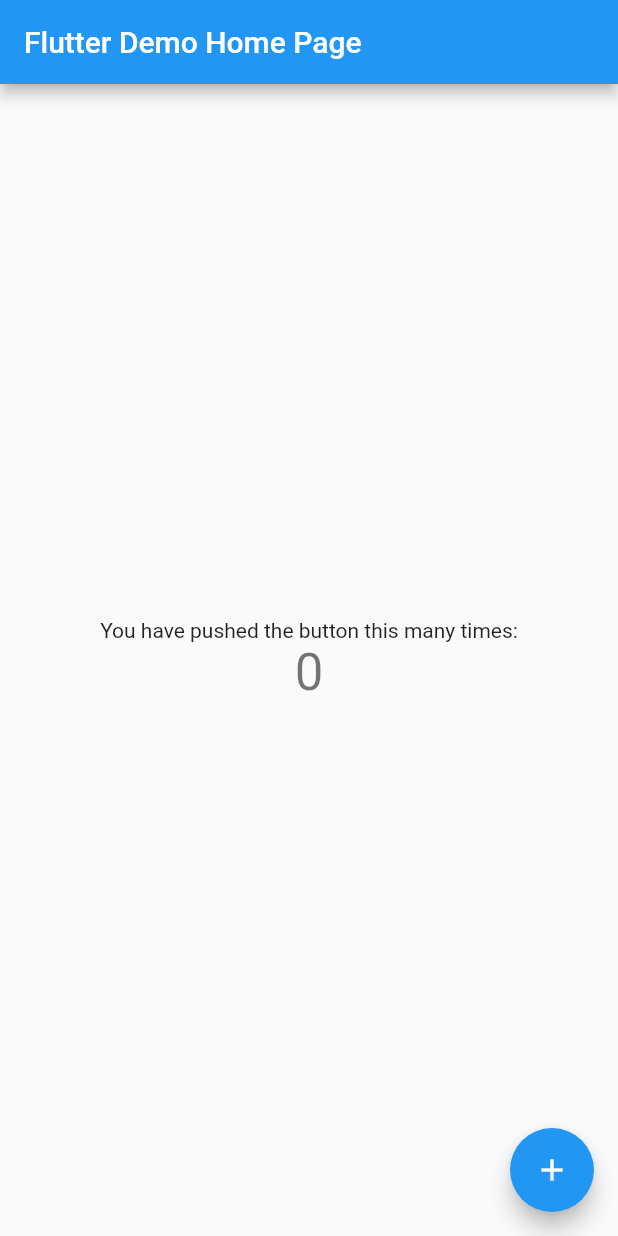
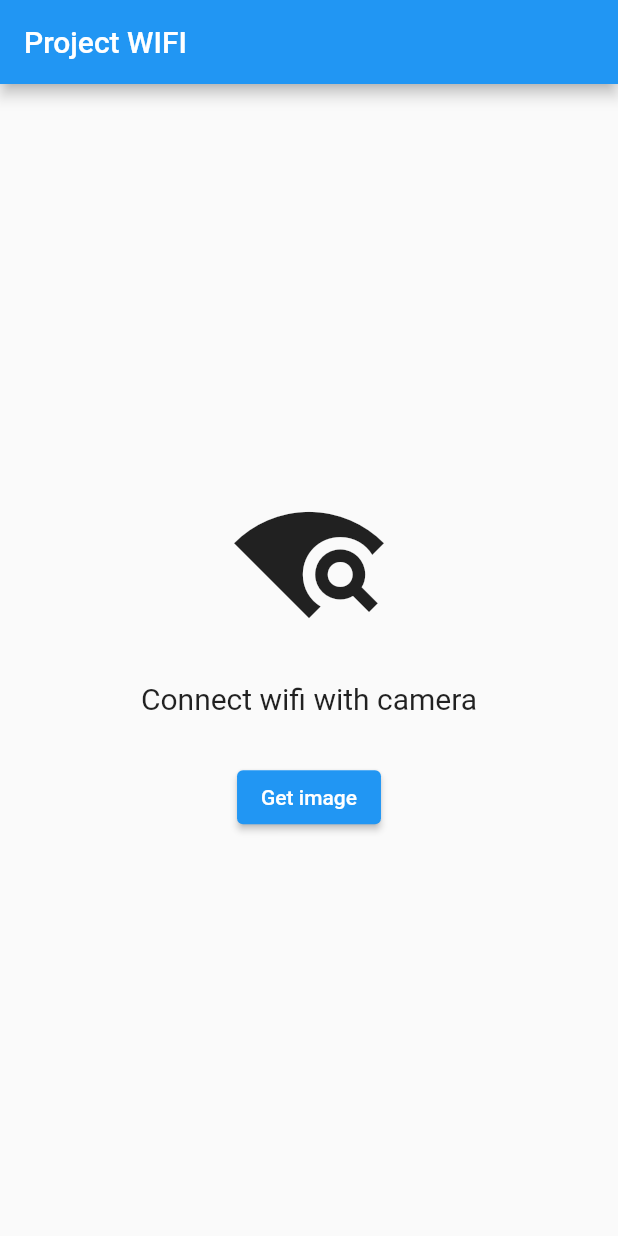
Before and after one commit to frechele/WifiConnector, a Flutter app: the screen it shows after launch, on a phone screen of 412 x 824 dp. Run offline on Flutter 3.47's test engine with Material 2 defaults, Android fonts, the phone set to English and light mode, and no system bars; our stand-ins replace image_picker.

Commit message:
feat(basic-structure): basic structure and upload image from camera or gallery

```diff
--- a/lib/main.dart
+++ b/lib/main.dart
@@ -1,4 +1,5 @@
 import 'package:flutter/material.dart';
+import 'get_image.dart';
 
 void main() {
   runApp(const MyApp());
@@ -7,109 +8,54 @@ void main() {
 class MyApp extends StatelessWidget {
   const MyApp({Key? key}) : super(key: key);
 
-  // This widget is the root of your application.
   @override
   Widget build(BuildContext context) {
     return MaterialApp(
-      title: 'Flutter Demo',
-      theme: ThemeData(
-        // This is the theme of your application.
-        //
-        // Try running your application with "flutter run". You'll see the
-        // application has a blue toolbar. Then, without quitting the app, try
-        // changing the primarySwatch below to Colors.green and then invoke
-        // "hot reload" (press "r" in the console where you ran "flutter run",
-        // or simply save your changes to "hot reload" in a Flutter IDE).
-        // Notice that the counter didn't reset back to zero; the application
-        // is not restarted.
-        primarySwatch: Colors.blue,
-      ),
-      home: const MyHomePage(title: 'Flutter Demo Home Page'),
+      title: "Project WIFI",
+      home: Home(),
     );
   }
 }
 
-class MyHomePage extends StatefulWidget {
-  const MyHomePage({Key? key, required this.title}) : super(key: key);
-
-  // This widget is the home page of your application. It is stateful, meaning
-  // that it has a State object (defined below) that contains fields that affect
-  // how it looks.
-
-  // This class is the configuration for the state. It holds the values (in this
-  // case the title) provided by the parent (in this case the App widget) and
-  // used by the build method of the State. Fields in a Widget subclass are
-  // always marked "final".
-
-  final String title;
-
+class Home extends StatefulWidget {
   @override
-  State<MyHomePage> createState() => _MyHomePageState();
+  State<StatefulWidget> createState() {
+    return _Home();
+  }
 }
 
-class _MyHomePageState extends State<MyHomePage> {
-  int _counter = 0;
-
-  void _incrementCounter() {
-    setState(() {
-      // This call to setState tells the Flutter framework that something has
-      // changed in this State, which causes it to rerun the build method below
-      // so that the display can reflect the updated values. If we changed
-      // _counter without calling setState(), then the build method would not be
-      // called again, and so nothing would appear to happen.
-      _counter++;
-    });
-  }
-
+class _Home extends State<Home> {
   @override
   Widget build(BuildContext context) {
-    // This method is rerun every time setState is called, for instance as done
-    // by the _incrementCounter method above.
-    //
-    // The Flutter framework has been optimized to make rerunning build methods
-    // fast, so that you can just rebuild anything that needs updating rather
-    // than having to individually change instances of widgets.
     return Scaffold(
-      appBar: AppBar(
-        // Here we take the value from the MyHomePage object that was created by
-        // the App.build method, and use it to set our appbar title.
-        title: Text(widget.title),
-      ),
-      body: Center(
-        // Center is a layout widget. It takes a single child and positions it
-        // in the middle of the parent.
-        child: Column(
-          // Column is also a layout widget. It takes a list of children and
-          // arranges them vertically. By default, it sizes itself to fit its
-          // children horizontally, and tries to be as tall as its parent.
-          //
-          // Invoke "debug painting" (press "p" in the console, choose the
-          // "Toggle Debug Paint" action from the Flutter Inspector in Android
-          // Studio, or the "Toggle Debug Paint" command in Visual Studio Code)
-          // to see the wireframe for each widget.
-          //
-          // Column has various properties to control how it sizes itself and
-          // how it positions its children. Here we use mainAxisAlignment to
-          // center the children vertically; the main axis here is the vertical
-          // axis because Columns are vertical (the cross axis would be
-          // horizontal).
-          mainAxisAlignment: MainAxisAlignment.center,
-          children: <Widget>[
-            const Text(
-              'You have pushed the button this many times:',
+        appBar: AppBar(
+          title: Text("Project WIFI"),
+        ),
+        body: Container(
+          child: Center(
+            child: Column(
+              children: <Widget>[
+                Icon(
+                  Icons.wifi_find,
+                  size: 100,
+                ),
+                SizedBox(height: 30),
+                Text("Connect wifi with camera",
+                    style: TextStyle(
+                      fontSize: 20,
+                    )),
+                SizedBox(height: 30),
+                ElevatedButton(
+                  child: Text("Get image"),
+                  onPressed: () {
+                    Navigator.push(context,
+                        MaterialPageRoute(builder: (_) => ImageGetPage()));
+                  },
+                )
+              ],
+              mainAxisAlignment: MainAxisAlignment.center,
             ),
-            Text(
-              '$_counter',
-              style: Theme.of(context).textTheme.headline4,
-            ),
-          ],
-        ),
-      ),
-      floatingActionButton: FloatingActionButton(
-        onPressed: _incrementCounter,
-        tooltip: 'Increment',
-        child: const Icon(Icons.add),
-      ), // This trailing comma makes auto-formatting nicer for build methods.
-    );
+          ),
+        ));
   }
 }
--- a/pubspec.yaml
+++ b/pubspec.yaml
@@ -30,11 +30,11 @@ dependencies:
   flutter:
     sdk: flutter
 
-
   # The following adds the Cupertino Icons font to your application.
   # Use with the CupertinoIcons class for iOS style icons.
   cupertino_icons: ^1.0.2
   wifi_connector: ^2.0.0
+  image_picker:
 
 dev_dependencies:
   flutter_test:
```
Also changed, not shown: lib/get_image.dart (added, +73 -0 lines), lib/result_page.dart (added, +17 -0 lines), 2 other files.
